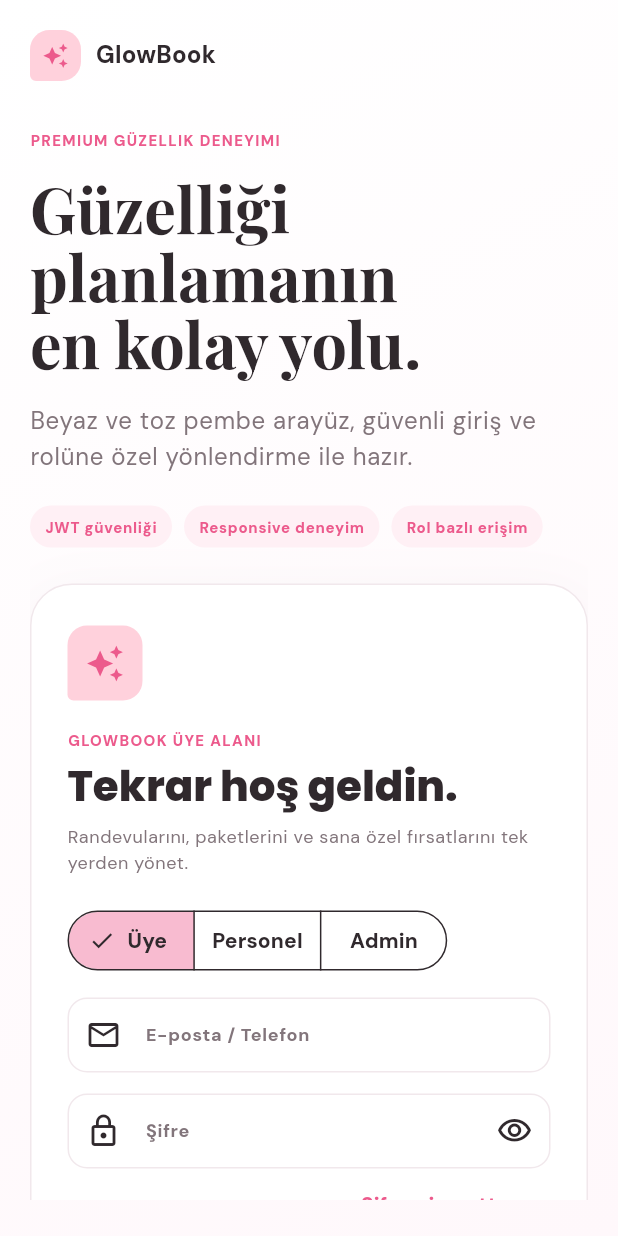
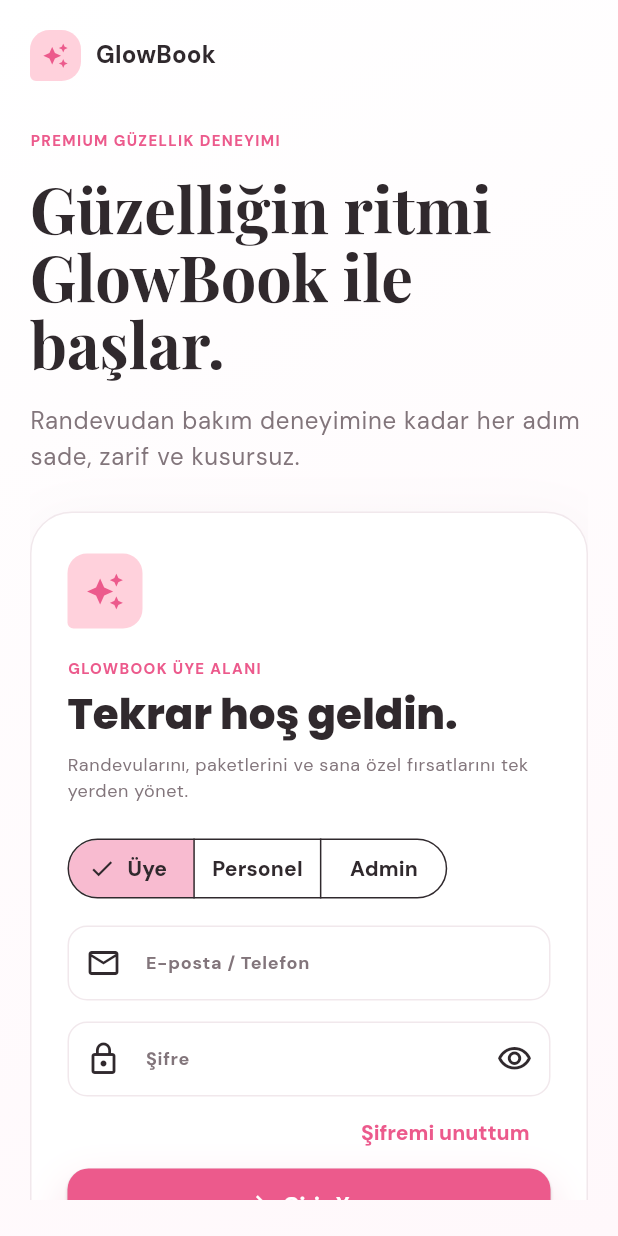
Before and after one commit to eyluldurmaz9-dev/glowbook-flutter, a Flutter app: the LoginPage screen opened by its route, on a phone screen of 412 x 824 dp. Run offline on Flutter 3.47's test engine with Material 3 defaults, Android fonts, the phone set to English and light mode, and no system bars; our stand-ins replace connectivity_plus, dio, flutter_riverpod, flutter_secure_storage, go_router, google_fonts and 1 more; accounts and stored records are empty.

Commit message:
Refine auth hero slogan

```diff
--- a/lib/features/auth/login_page.dart
+++ b/lib/features/auth/login_page.dart
@@ -378,27 +378,15 @@ class _AuthIntro extends StatelessWidget {
         const GlowEyebrow('Premium güzellik deneyimi'),
         const SizedBox(height: 16),
         Text(
-          role == 'CUSTOMER'
-              ? 'Güzelliği planlamanın\nen kolay yolu.'
-              : 'GlowBook ile çalışma günün\ndaha düzenli.',
+          'Güzelliğin ritmi\nGlowBook ile başlar.',
           style: Theme.of(context).textTheme.displayMedium,
         ),
         const SizedBox(height: 18),
         Text(
-          'Beyaz ve toz pembe arayüz, güvenli giriş ve rolüne özel yönlendirme ile hazır.',
+          'Randevudan bakım deneyimine kadar her adım sade, zarif ve kusursuz.',
           style: Theme.of(context).textTheme.bodyLarge?.copyWith(
                 color: AppColors.secondaryText,
               ),
-        ),
-        const SizedBox(height: 20),
-        const Wrap(
-          spacing: 8,
-          runSpacing: 8,
-          children: [
-            GlowPill(label: 'JWT güvenliği'),
-            GlowPill(label: 'Responsive deneyim'),
-            GlowPill(label: 'Rol bazlı erişim'),
-          ],
         ),
       ],
     );
```
